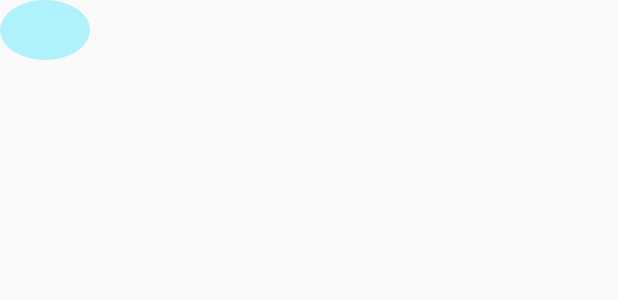
After one commit to kejuntong/StockAnalysis, an Android app: the layout view_my_marker.xml on its own in the app's theme, with its tools: preview values and no code run, on a phone screen of 412 x 824 dp. The commit adds this screen. Shown: the top 300 px of the screen. Run offline under Robolectric (Android 15) with nearby library versions, the phone set to English and light mode, and no system bars; network calls fail.

Commit message:
added chart view for stock histories

```diff
--- a/app/build.gradle
+++ b/app/build.gradle
@@ -34,5 +34,5 @@ dependencies {
     compile 'me.grantland:autofittextview:0.2.+'
     compile 'com.afollestad.material-dialogs:core:0.9.1.0'
 
-    compile 'com.github.lecho:hellocharts-library:1.5.8@aar'
+    compile 'com.github.PhilJay:MPAndroidChart:v3.0.1'
 }
--- /dev/null
+++ b/app/src/main/res/drawable/circle_marker.xml
@@ -0,0 +1,9 @@
+<?xml version="1.0" encoding="utf-8"?>
+<selector xmlns:android="http://schemas.android.com/apk/res/android">
+    <item >
+        <shape android:shape="oval">
+            <solid android:color="@color/trans_holo_blue_bright_30"/>
+        </shape>
+    </item>
+
+</selector>
--- /dev/null
+++ b/app/src/main/res/layout/view_my_marker.xml
@@ -0,0 +1,19 @@
+<?xml version="1.0" encoding="utf-8"?>
+<RelativeLayout xmlns:android="http://schemas.android.com/apk/res/android"
+    android:layout_width="60dp"
+    android:layout_height="40dp"
+    android:background="@drawable/circle_marker" >
+
+    <TextView
+        android:id="@+id/tvContent"
+        android:layout_width="wrap_content"
+        android:layout_height="wrap_content"
+        android:layout_centerInParent="true"
+        android:text=""
+        android:textSize="12dp"
+        android:textColor="@android:color/white"
+        android:ellipsize="end"
+        android:maxLines="1"
+        android:textAppearance="?android:attr/textAppearanceSmall" />
+
+</RelativeLayout>
--- a/app/src/main/res/values/colors.xml
+++ b/app/src/main/res/values/colors.xml
@@ -155,6 +155,7 @@
 
     <color name="trans_green_30">#4D008000</color>
     <color name="trans_red_30">#4DFF0000</color>
+    <color name="trans_holo_blue_bright_30">#4D00ddff</color>
 
     <!-- Black Transparent -->
     <color name="transparent_black_percent_5">#0D000000</color>
```
Also changed, not shown: app/src/main/java/com/momentum/stock/stockanalyzer/Activities/StockActivity.java (+92 -28 lines), app/src/main/java/com/momentum/stock/stockanalyzer/CustomViews/MyMarkerView.java (added, +52 -0 lines), app/src/main/res/layout/activity_stock.xml (+7 -1 lines), app/src/main/res/drawable/marker.png (added).
